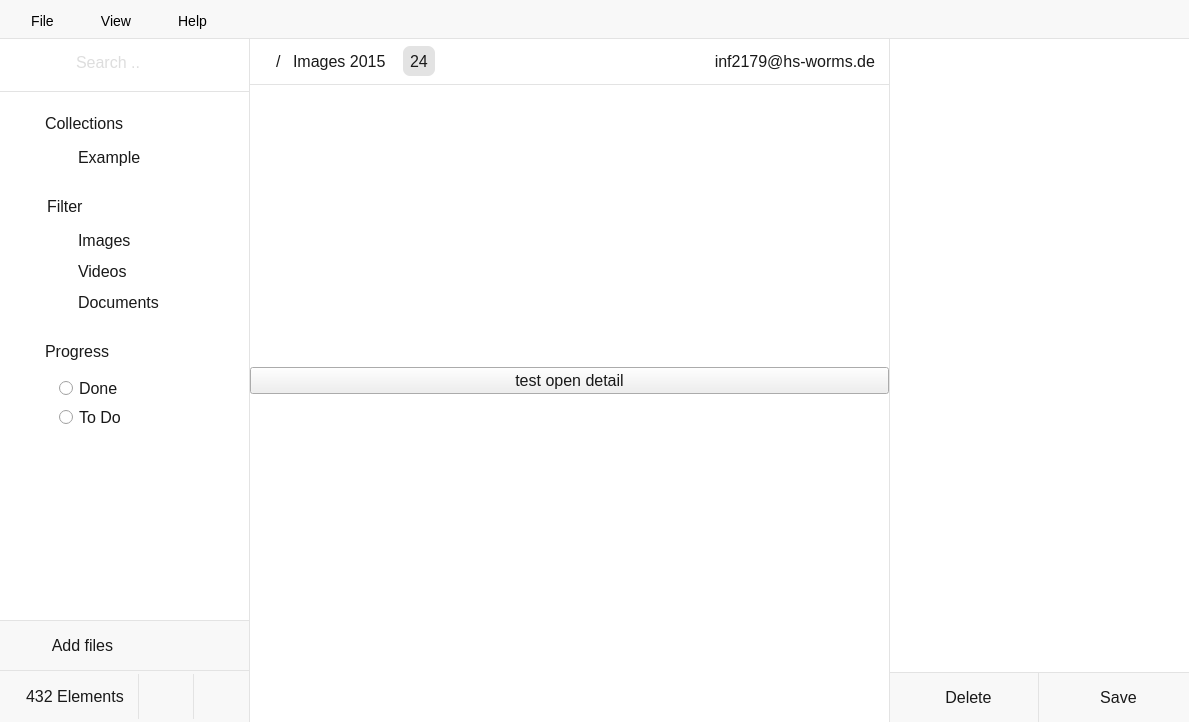
This is src/gui/mainwindow.ui in Gitnoter/vemoria2 as Qt 5 draws it before an edit. The edited form follows.
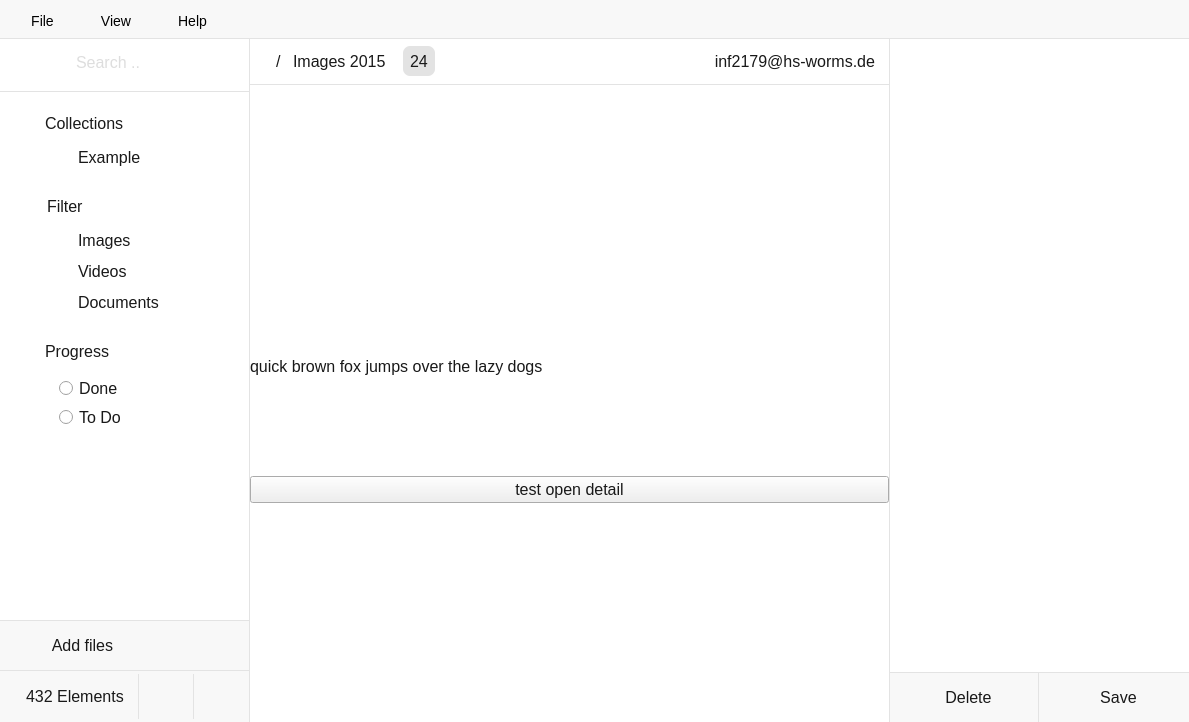
This is the edited form. Icons and pictures are not drawn.

What changed in the file:
```diff
--- a/src/gui/mainwindow.ui
+++ b/src/gui/mainwindow.ui
@@ -1125,7 +1125,7 @@
        border-top:1px solid #e3e3e3;
 }</string>
         </property>
-        <layout class="QGridLayout" name="gridLayout_10" rowstretch="0,0,0" columnstretch="0">
+        <layout class="QGridLayout" name="gridLayout_10" rowstretch="0,0,0,0" columnstretch="0">
          <property name="leftMargin">
           <number>0</number>
          </property>
@@ -1141,6 +1141,20 @@
          <property name="spacing">
           <number>0</number>
          </property>
+         <item row="2" column="0">
+          <widget class="QPushButton" name="pushButton_2">
+           <property name="text">
+            <string>test open detail</string>
+           </property>
+          </widget>
+         </item>
+         <item row="3" column="0">
+          <widget class="QGroupBox" name="groupBox_10">
+           <property name="title">
+            <string/>
+           </property>
+          </widget>
+         </item>
          <item row="0" column="0" alignment="Qt::AlignTop">
           <widget class="QWidget" name="horizontalWidget" native="true">
            <property name="sizePolicy">
@@ -1369,17 +1383,10 @@
            </layout>
           </widget>
          </item>
-         <item row="2" column="0">
-          <widget class="QGroupBox" name="groupBox_10">
-           <property name="title">
-            <string/>
-           </property>
-          </widget>
-         </item>
          <item row="1" column="0">
-          <widget class="QPushButton" name="pushButton_2">
+          <widget class="QLabel" name="label_9">
            <property name="text">
-            <string>test open detail</string>
+            <string>quick brown fox jumps over the lazy dogs</string>
            </property>
           </widget>
          </item>
```
Left out of the diff: 32 changed lines with no effect on the pictures.
